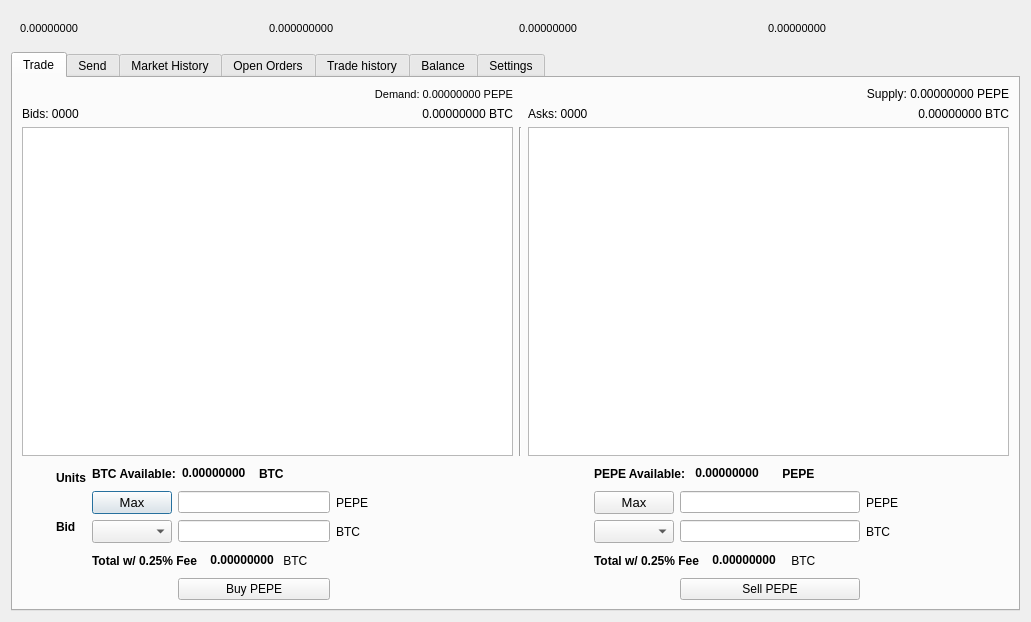
Old version of the form src/qt/forms/tradingdialog.ui in the repository projectmemetic/pepecoin.
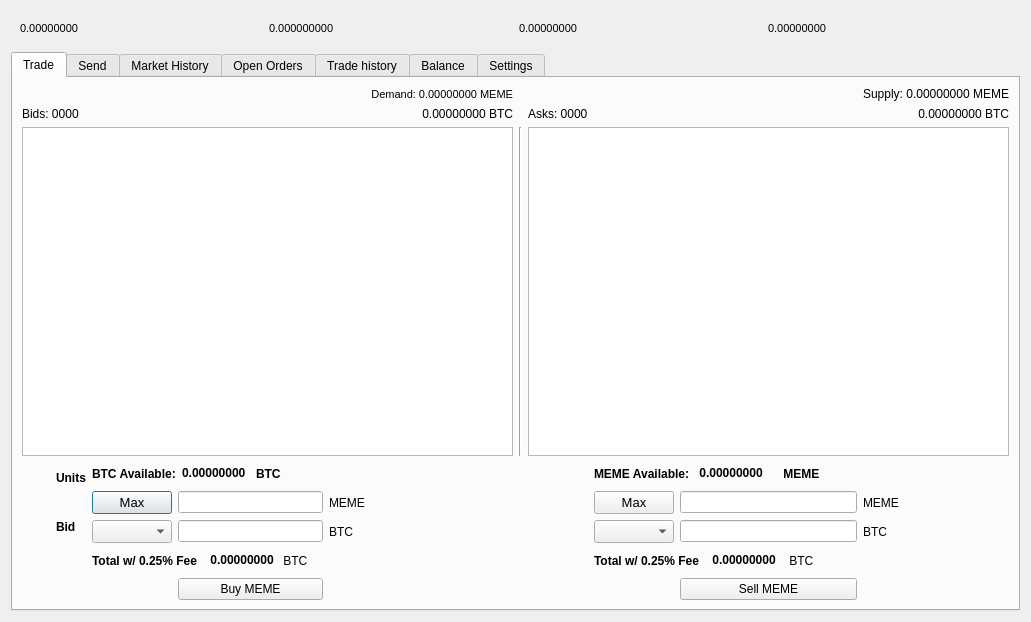
New version of the form. The open tabs and pages were chosen to show the change. Icons and pictures are not drawn.

```diff
--- a/src/qt/forms/tradingdialog.ui
+++ b/src/qt/forms/tradingdialog.ui
@@ -176,7 +176,7 @@
           </font>
          </property>
          <property name="text">
-          <string>Demand: 0.00000000 PEPE</string>
+          <string>Demand: 0.00000000 MEME</string>
          </property>
          <property name="alignment">
           <set>Qt::AlignRight|Qt::AlignTrailing|Qt::AlignVCenter</set>
@@ -186,7 +186,7 @@
        <item row="0" column="10" colspan="2">
         <widget class="QLabel" name="TXSupply">
          <property name="text">
-          <string>Supply: 0.00000000 PEPE</string>
+          <string>Supply: 0.00000000 MEME</string>
          </property>
          <property name="alignment">
           <set>Qt::AlignRight|Qt::AlignTrailing|Qt::AlignVCenter</set>
@@ -794,7 +794,7 @@
             </font>
            </property>
            <property name="text">
-            <string>PEPE Available:</string>
+            <string>MEME Available:</string>
            </property>
           </widget>
          </item>
@@ -1238,7 +1238,7 @@
             </font>
            </property>
            <property name="text">
-            <string> PEPE</string>
+            <string> MEME</string>
            </property>
           </widget>
          </item>
@@ -1292,7 +1292,7 @@
        <item row="4" column="4">
         <widget class="QLabel" name="label_4">
          <property name="text">
-          <string>PEPE</string>
+          <string>MEME</string>
          </property>
         </widget>
        </item>
@@ -1328,7 +1328,7 @@
        <item row="4" column="10">
         <widget class="QLabel" name="label_22">
          <property name="text">
-          <string>PEPE</string>
+          <string>MEME</string>
          </property>
         </widget>
        </item>
@@ -2345,14 +2345,14 @@
        <item row="7" column="3">
         <widget class="QPushButton" name="BuyTX">
          <property name="text">
-          <string>Buy PEPE</string>
+          <string>Buy MEME</string>
          </property>
         </widget>
        </item>
        <item row="7" column="9">
         <widget class="QPushButton" name="SellTXBTN">
          <property name="text">
-          <string>Sell PEPE</string>
+          <string>Sell MEME</string>
          </property>
         </widget>
        </item>
```
Left out of the diff: 20 changed lines with no effect on the pictures.
